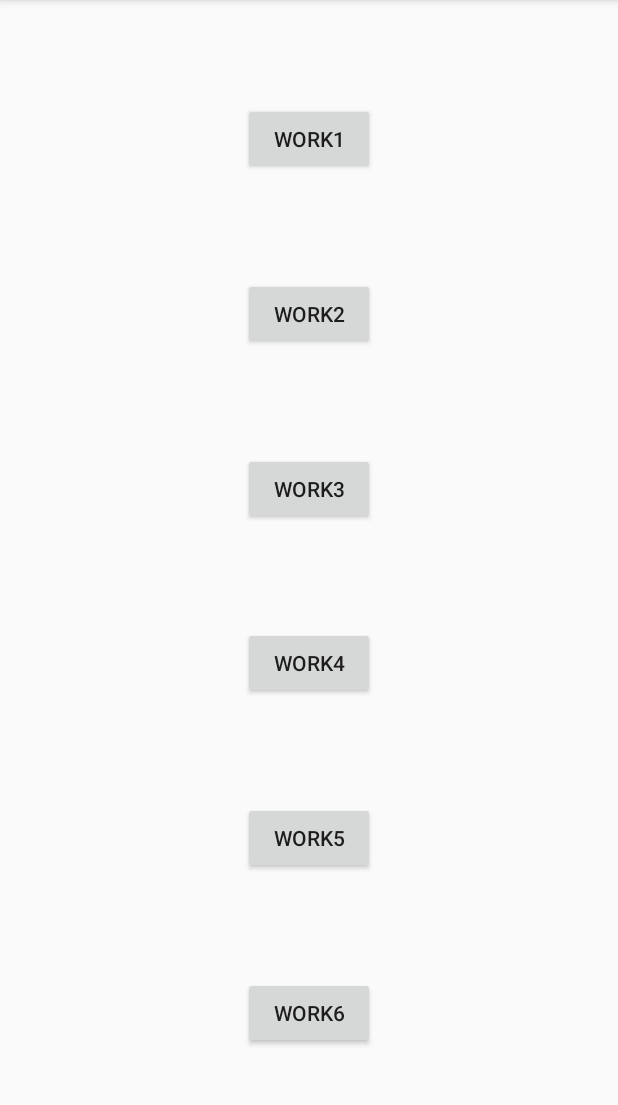
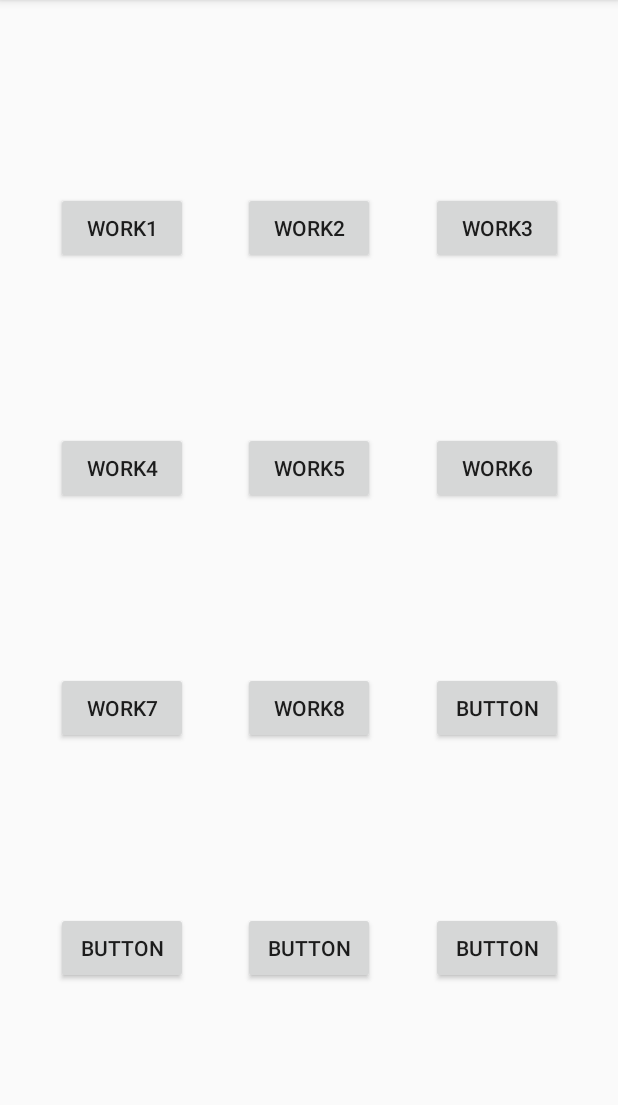
Before and after one commit to Maslan34/Mobil_Programming, an Android app: the screen it shows after launch (MainActivity), on a phone screen of 412 x 824 dp, the part 84-1189 px from its top. Run offline under Robolectric (Android 15) with nearby library versions, the phone set to English and light mode, and no system bars.

Commit message:
added work7

```diff
--- a/mobil_programming/app/build.gradle.kts
+++ b/mobil_programming/app/build.gradle.kts
@@ -39,4 +39,6 @@ dependencies {
     testImplementation("junit:junit:4.13.2")
     androidTestImplementation("androidx.test.ext:junit:1.1.5")
     androidTestImplementation("androidx.test.espresso:espresso-core:3.5.1")
+    implementation ("com.android.volley:volley:1.2.1")
+
 }
--- a/mobil_programming/app/src/main/AndroidManifest.xml
+++ b/mobil_programming/app/src/main/AndroidManifest.xml
@@ -10,6 +10,7 @@
     <uses-permission android:name="android.permission.CAMERA"/>
     <uses-permission android:name="android.permission.WRITE_EXTERNAL_STORAGE"/>
     <uses-permission android:name="android.permission.CALL_PHONE"/>
+    <uses-permission android:name="android.permission.INTERNET"/>
 
     <application
         android:allowBackup="true"
@@ -21,7 +22,7 @@
         android:supportsRtl="true"
         android:theme="@style/Theme.AppCompat.Light.DarkActionBar"
         tools:targetApi="33"
-
+        android:usesCleartextTraffic="true"
         >
 
 
@@ -62,6 +63,8 @@
         <activity android:name=".updateContact"
             android:exported="false"/>
 
+        <activity android:name=".work7"
+            android:exported="false"/>
 
 
     </application>
--- a/mobil_programming/app/src/main/res/layout/activity_main.xml
+++ b/mobil_programming/app/src/main/res/layout/activity_main.xml
@@ -13,35 +13,40 @@
         android:layout_height="wrap_content"
         android:onClick="goWork"
         android:text="Work6"
-        app:layout_constraintBottom_toBottomOf="parent"
+        app:layout_constraintBottom_toTopOf="@+id/button2"
         app:layout_constraintEnd_toEndOf="parent"
         app:layout_constraintHorizontal_bias="0.5"
-        app:layout_constraintStart_toStartOf="parent"
-        app:layout_constraintTop_toBottomOf="@+id/btn_work5" />
+        app:layout_constraintStart_toEndOf="@+id/btn_work5"
+        app:layout_constraintTop_toBottomOf="@+id/btn_work3"
+        app:layout_constraintVertical_bias="0.5" />
 
     <Button
         android:id="@+id/btn_work2"
         android:layout_width="wrap_content"
         android:layout_height="wrap_content"
+        android:layout_marginTop="16dp"
         android:onClick="goWork"
         android:text="Work2"
-        app:layout_constraintBottom_toTopOf="@+id/btn_work3"
-        app:layout_constraintEnd_toEndOf="parent"
+        app:layout_constraintBottom_toTopOf="@+id/btn_work5"
+        app:layout_constraintEnd_toStartOf="@+id/btn_work3"
         app:layout_constraintHorizontal_bias="0.5"
-        app:layout_constraintStart_toStartOf="parent"
-        app:layout_constraintTop_toBottomOf="@+id/btn_work1" />
+        app:layout_constraintStart_toEndOf="@+id/btn_work1"
+        app:layout_constraintTop_toTopOf="parent"
+        app:layout_constraintVertical_bias="0.5" />
 
     <Button
         android:id="@+id/btn_work3"
         android:layout_width="wrap_content"
         android:layout_height="wrap_content"
+        android:layout_marginTop="16dp"
         android:onClick="goWork"
         android:text="Work3"
-        app:layout_constraintBottom_toTopOf="@+id/btn_work4"
+        app:layout_constraintBottom_toTopOf="@+id/btn_work6"
         app:layout_constraintEnd_toEndOf="parent"
         app:layout_constraintHorizontal_bias="0.5"
-        app:layout_constraintStart_toStartOf="parent"
-        app:layout_constraintTop_toBottomOf="@+id/btn_work2" />
+        app:layout_constraintStart_toEndOf="@+id/btn_work2"
+        app:layout_constraintTop_toTopOf="parent"
+        app:layout_constraintVertical_bias="0.5" />
 
     <Button
         android:id="@+id/btn_work4"
@@ -49,11 +54,12 @@
         android:layout_height="wrap_content"
         android:onClick="goWork"
         android:text="Work4"
-        app:layout_constraintBottom_toTopOf="@+id/btn_work5"
-        app:layout_constraintEnd_toEndOf="parent"
+        app:layout_constraintBottom_toTopOf="@+id/btn_work7"
+        app:layout_constraintEnd_toStartOf="@+id/btn_work5"
         app:layout_constraintHorizontal_bias="0.5"
         app:layout_constraintStart_toStartOf="parent"
-        app:layout_constraintTop_toBottomOf="@+id/btn_work3" />
+        app:layout_constraintTop_toBottomOf="@+id/btn_work1"
+        app:layout_constraintVertical_bias="0.5" />
 
     <Button
         android:id="@+id/btn_work5"
@@ -61,23 +67,100 @@
         android:layout_height="wrap_content"
         android:onClick="goWork"
         android:text="Work5"
-        app:layout_constraintBottom_toTopOf="@+id/btn_work6"
-        app:layout_constraintEnd_toEndOf="parent"
+        app:layout_constraintBottom_toTopOf="@+id/btn_work8"
+        app:layout_constraintEnd_toStartOf="@+id/btn_work6"
         app:layout_constraintHorizontal_bias="0.5"
-        app:layout_constraintStart_toStartOf="parent"
-        app:layout_constraintTop_toBottomOf="@+id/btn_work4" />
+        app:layout_constraintStart_toEndOf="@+id/btn_work4"
+        app:layout_constraintTop_toBottomOf="@+id/btn_work2"
+        app:layout_constraintVertical_bias="0.5" />
 
     <Button
         android:id="@+id/btn_work1"
         android:layout_width="wrap_content"
         android:layout_height="wrap_content"
+        android:layout_marginTop="16dp"
         android:onClick="goWork"
         android:text="Work1"
-        app:layout_constraintBottom_toTopOf="@+id/btn_work2"
+        app:layout_constraintBottom_toTopOf="@+id/btn_work4"
+        app:layout_constraintEnd_toStartOf="@+id/btn_work2"
+        app:layout_constraintHorizontal_bias="0.5"
+        app:layout_constraintStart_toStartOf="parent"
+        app:layout_constraintTop_toTopOf="parent"
+        app:layout_constraintVertical_bias="0.5" />
+
+    <Button
+        android:id="@+id/btn_work7"
+        android:layout_width="wrap_content"
+        android:layout_height="wrap_content"
+        android:onClick="goWork"
+        android:text="WORK7"
+        app:layout_constraintBottom_toTopOf="@+id/button3"
+        app:layout_constraintEnd_toStartOf="@+id/btn_work8"
+        app:layout_constraintHorizontal_bias="0.5"
+        app:layout_constraintStart_toStartOf="parent"
+        app:layout_constraintTop_toBottomOf="@+id/btn_work4"
+        app:layout_constraintVertical_bias="0.5" />
+
+    <Button
+        android:id="@+id/btn_work8"
+        android:layout_width="wrap_content"
+        android:layout_height="wrap_content"
+        android:onClick="go_Work"
+        android:text="WORK8"
+        app:layout_constraintBottom_toTopOf="@+id/button4"
+        app:layout_constraintEnd_toStartOf="@+id/button2"
+        app:layout_constraintHorizontal_bias="0.5"
+        app:layout_constraintStart_toEndOf="@+id/btn_work7"
+        app:layout_constraintTop_toBottomOf="@+id/btn_work5"
+        app:layout_constraintVertical_bias="0.5" />
+
+    <Button
+        android:id="@+id/button2"
+        android:layout_width="wrap_content"
+        android:layout_height="wrap_content"
+        android:text="Button"
+        app:layout_constraintBottom_toTopOf="@+id/button5"
         app:layout_constraintEnd_toEndOf="parent"
         app:layout_constraintHorizontal_bias="0.5"
+        app:layout_constraintStart_toEndOf="@+id/btn_work8"
+        app:layout_constraintTop_toBottomOf="@+id/btn_work6"
+        app:layout_constraintVertical_bias="0.5" />
+
+    <Button
+        android:id="@+id/button3"
+        android:layout_width="wrap_content"
+        android:layout_height="wrap_content"
+        android:text="Button"
+        app:layout_constraintBottom_toBottomOf="parent"
+        app:layout_constraintEnd_toStartOf="@+id/button4"
+        app:layout_constraintHorizontal_bias="0.5"
         app:layout_constraintStart_toStartOf="parent"
-        app:layout_constraintTop_toTopOf="parent" />
+        app:layout_constraintTop_toBottomOf="@+id/btn_work7"
+        app:layout_constraintVertical_bias="0.5" />
+
+    <Button
+        android:id="@+id/button4"
+        android:layout_width="wrap_content"
+        android:layout_height="wrap_content"
+        android:text="Button"
+        app:layout_constraintBottom_toBottomOf="parent"
+        app:layout_constraintEnd_toStartOf="@+id/button5"
+        app:layout_constraintHorizontal_bias="0.5"
+        app:layout_constraintStart_toEndOf="@+id/button3"
+        app:layout_constraintTop_toBottomOf="@+id/btn_work8"
+        app:layout_constraintVertical_bias="0.5" />
+
+    <Button
+        android:id="@+id/button5"
+        android:layout_width="wrap_content"
+        android:layout_height="wrap_content"
+        android:text="Button"
+        app:layout_constraintBottom_toBottomOf="parent"
+        app:layout_constraintEnd_toEndOf="parent"
+        app:layout_constraintHorizontal_bias="0.5"
+        app:layout_constraintStart_toEndOf="@+id/button4"
+        app:layout_constraintTop_toBottomOf="@+id/button2"
+        app:layout_constraintVertical_bias="0.5" />
 
 
 </androidx.constraintlayout.widget.ConstraintLayout>
```
Also changed, not shown: mobil_programming/app/src/main/java/com/example/mobil_programming/MainActivity.java (+8 -0 lines), mobil_programming/app/src/main/java/com/example/mobil_programming/work7.java (added, +200 -0 lines), mobil_programming/app/src/main/res/layout/activity_work7.xml (added, +35 -0 lines).
